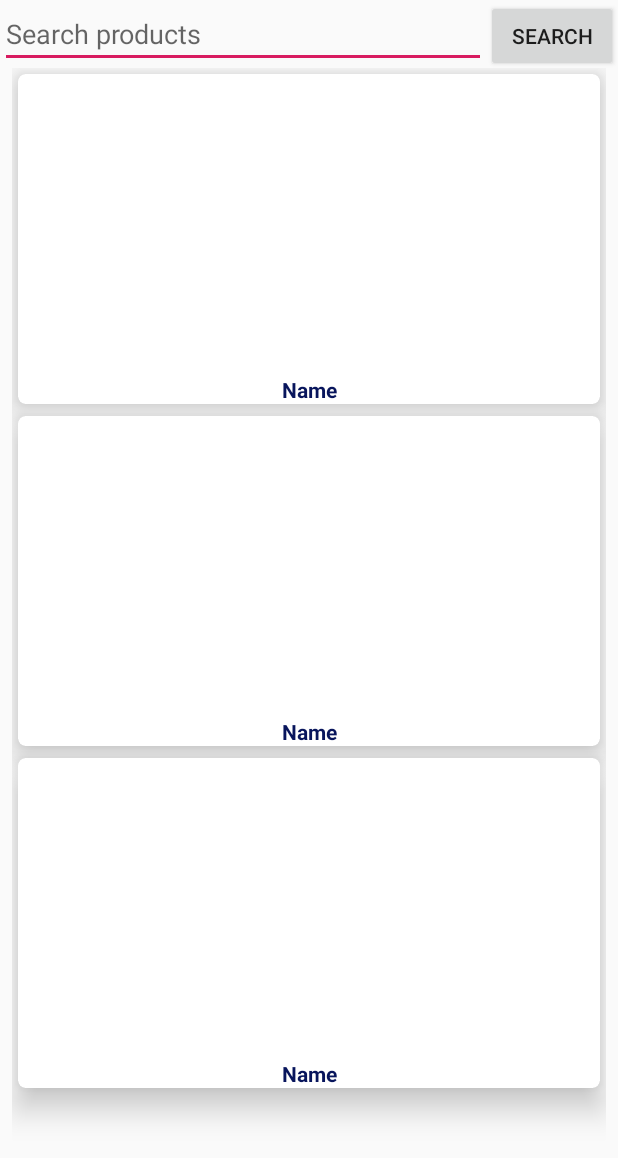
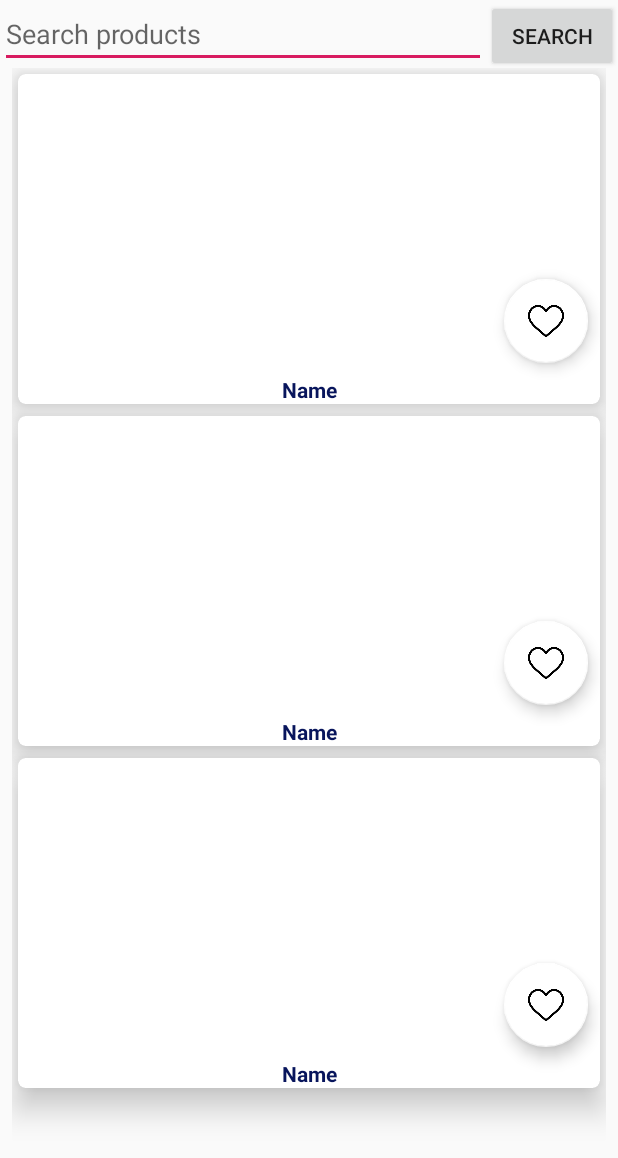
Before and after one commit to Nelwell/BestBuyWishList, an Android app: the layout fragment_product_browser.xml on its own in the app's theme, with its tools: preview values and no code run, on a phone screen of 412 x 824 dp. Shown: the top 1158 px of the screen. Run offline under Robolectric (Android 15) with nearby library versions, the phone set to English and light mode, and no system bars.

Commit message:
had to make correction to product_item.xml code after accidentally leaving important code commented out last push.

```diff
--- a/app/src/main/java/com/example/bestbuywishlist/view/ProductBrowserFragment.java
+++ b/app/src/main/java/com/example/bestbuywishlist/view/ProductBrowserFragment.java
@@ -92,6 +92,7 @@ public class ProductBrowserFragment extends Fragment {
 //                if (productViewModel.getAllProducts().getValue().size() > 0) {
 //                    noResultsTextView.setVisibility(View.INVISIBLE);
 //                }
+
                 // Gets all matching products from view model
                 productViewModel.searchProducts(searchEditText.getText().toString().
                         // Manipulates editText string to match formatting for Best Buy API when using multiple keywords
--- a/app/src/main/res/layout/product_item.xml
+++ b/app/src/main/res/layout/product_item.xml
@@ -20,21 +20,20 @@
             android:orientation="vertical">
 
             <ImageView
-            android:id="@+id/map_thumbnail"
+                android:id="@+id/product_thumbnail"
                 android:layout_width="match_parent"
                 android:layout_height="wrap_content"
                 android:layout_marginTop="8dp"
                 android:layout_marginBottom="24dp"
-            android:background="@color/cardview_dark_background"
+                android:background="@color/colorImageBackground"
                 android:scaleType="fitCenter"
-            cardview:layout_constraintBottom_toTopOf="@id/map_title"
+                cardview:layout_constraintBottom_toTopOf="@id/product_name"
                 cardview:layout_constraintEnd_toEndOf="parent"
                 cardview:layout_constraintStart_toStartOf="parent"
-            cardview:layout_constraintTop_toTopOf="parent"
-            tools:ignore="PrivateResource"/>
+                cardview:layout_constraintTop_toTopOf="parent" />
 
             <TextView
-            android:id="@+id/map_title"
+                android:id="@+id/product_name"
                 android:layout_width="match_parent"
                 android:layout_height="wrap_content"
                 android:layout_marginStart="8dp"
@@ -48,6 +47,19 @@
                 cardview:layout_constraintBottom_toBottomOf="parent"
                 cardview:layout_constraintEnd_toEndOf="parent"
                 cardview:layout_constraintStart_toStartOf="parent" />
+
+            <com.google.android.material.floatingactionbutton.FloatingActionButton
+                android:id="@+id/add_to_wish_list_fab"
+                android:layout_width="wrap_content"
+                android:layout_height="wrap_content"
+                android:layout_marginEnd="8dp"
+                android:layout_marginBottom="8dp"
+                android:clickable="true"
+                android:focusable="true"
+                cardview:backgroundTint="@color/colorImageBackground"
+                cardview:layout_constraintBottom_toTopOf="@+id/product_name"
+                cardview:layout_constraintEnd_toEndOf="parent"
+                cardview:srcCompat="@drawable/ic_add_to_wishlist" />
 
         </androidx.constraintlayout.widget.ConstraintLayout>
 
@@ -75,20 +87,21 @@
 <!--        android:orientation="vertical">-->
 
 <!--        <ImageView-->
-    <!--            android:id="@+id/product_thumbnail"-->
+<!--            android:id="@+id/map_thumbnail"-->
 <!--            android:layout_width="match_parent"-->
 <!--            android:layout_height="wrap_content"-->
 <!--            android:layout_marginTop="8dp"-->
 <!--            android:layout_marginBottom="24dp"-->
-    <!--            android:background="@color/colorImageBackground"-->
+<!--            android:background="@color/cardview_dark_background"-->
 <!--            android:scaleType="fitCenter"-->
-    <!--            cardview:layout_constraintBottom_toTopOf="@id/product_name"-->
+<!--            cardview:layout_constraintBottom_toTopOf="@id/map_title"-->
 <!--            cardview:layout_constraintEnd_toEndOf="parent"-->
 <!--            cardview:layout_constraintStart_toStartOf="parent"-->
-    <!--            cardview:layout_constraintTop_toTopOf="parent" />-->
+<!--            cardview:layout_constraintTop_toTopOf="parent"-->
+<!--            tools:ignore="PrivateResource"/>-->
 
 <!--        <TextView-->
-    <!--            android:id="@+id/product_name"-->
+<!--            android:id="@+id/map_title"-->
 <!--            android:layout_width="match_parent"-->
 <!--            android:layout_height="wrap_content"-->
 <!--            android:layout_marginStart="8dp"-->
@@ -103,19 +116,6 @@
 <!--            cardview:layout_constraintEnd_toEndOf="parent"-->
 <!--            cardview:layout_constraintStart_toStartOf="parent" />-->
 
-    <!--        <com.google.android.material.floatingactionbutton.FloatingActionButton-->
-    <!--            android:id="@+id/add_to_wish_list_fab"-->
-    <!--            android:layout_width="wrap_content"-->
-    <!--            android:layout_height="wrap_content"-->
-    <!--            android:layout_marginEnd="8dp"-->
-    <!--            android:layout_marginBottom="8dp"-->
-    <!--            android:clickable="true"-->
-    <!--            android:focusable="true"-->
-    <!--            cardview:backgroundTint="@color/colorImageBackground"-->
-    <!--            cardview:layout_constraintBottom_toTopOf="@+id/product_name"-->
-    <!--            cardview:layout_constraintEnd_toEndOf="parent"-->
-    <!--            cardview:srcCompat="@drawable/ic_add_to_wishlist" />-->
-
 <!--    </androidx.constraintlayout.widget.ConstraintLayout>-->
 
 <!--</androidx.cardview.widget.CardView>-->
--- a/build.gradle
+++ b/build.gradle
@@ -7,7 +7,7 @@ buildscript {
 
     }
     dependencies {
-        classpath 'com.android.tools.build:gradle:4.0.1'
+        classpath 'com.android.tools.build:gradle:4.1.0'
 
         // NOTE: Do not place your application dependencies here; they belong
         // in the individual module build.gradle files
```
Also changed, not shown: gradle/wrapper/gradle-wrapper.properties. Lines whose indentation alone changed are shown as unchanged.
